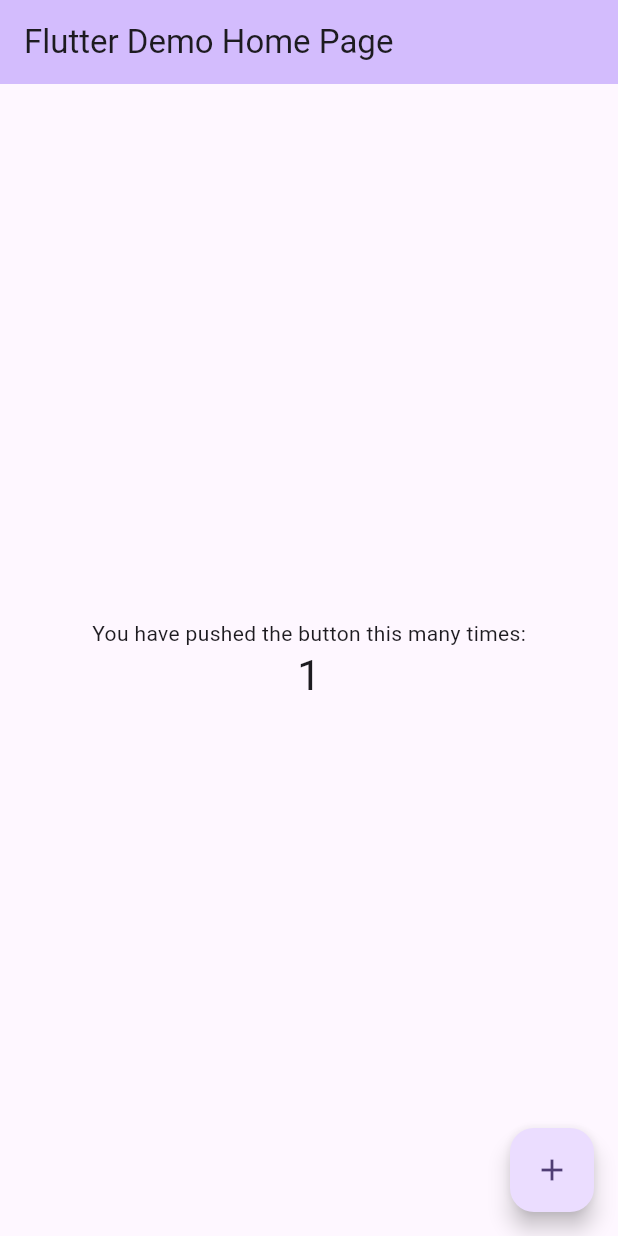
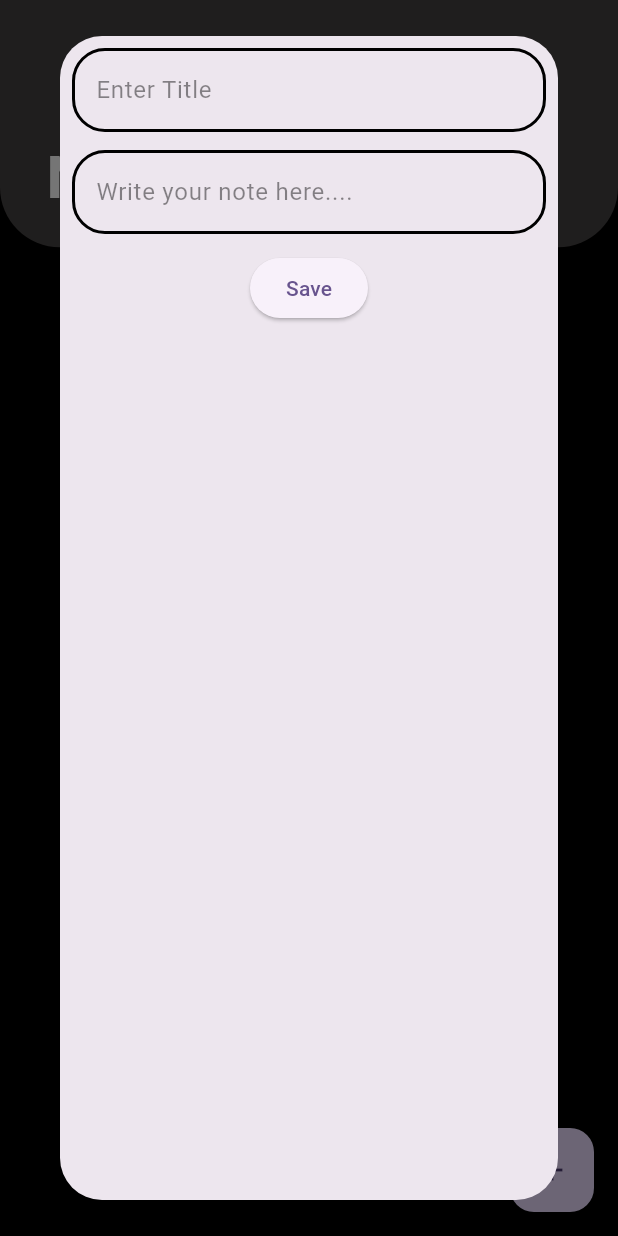
Before and after one commit to Hemant-05/Note_flutter, a Flutter app: the screen it shows after launch, after a tap on the "add" icon, on a phone screen of 412 x 824 dp. Run offline on Flutter 3.47's test engine with Material 3 defaults, Android fonts, the phone set to English and light mode, and no system bars; our stand-ins replace sqflite; accounts and stored records are empty.

Commit message:
add & delete operation

```diff
--- /dev/null
+++ b/lib/Custom/custom_item.dart
@@ -0,0 +1,120 @@
+import 'package:flutter/cupertino.dart';
+import 'package:flutter/material.dart';
+import 'package:note/Database/DatabaseHelper.dart';
+import 'package:note/Resources/NoteModel.dart';
+
+showNewCusDialog(BuildContext context) {
+  TextEditingController titleCon = TextEditingController();
+  TextEditingController contentCon = TextEditingController();
+  showDialog(
+    context: context,
+    builder: (context) {
+      return Dialog(
+        child: Padding(
+          padding: const EdgeInsets.all(8.0),
+          child: Column(
+            children: [
+              cusTextField('Enter Title', titleCon),
+              hGap(12),
+              cusTextField('Write your note here....', contentCon),
+              hGap(12),
+              ElevatedButton(
+                  onPressed: () async {
+                    var time = DateTime.timestamp();
+                    var date = DateTime.now();
+                    var title = titleCon.text.toString();
+                    var content = contentCon.text.toString();
+                    if (!title.isEmpty) {
+                      Note note = Note(
+                          title: '$title',
+                          content: '$content',
+                          date: '$date',
+                          time: '$time');
+                      int a = await DatabaseHelper().insertNote(note);
+                      print('$a');
+                      Navigator.pop(context);
+                    } else {
+                      showCusSnackBar(context, 'Write something');
+                      Navigator.pop(context);
+                    }
+                  },
+                  child: Text('Save'))
+            ],
+          ),
+        ),
+      );
+    },
+  );
+}
+
+showCusDeleteDialog(BuildContext context, int? id) {
+  showDialog(
+    context: context,
+    builder: (context) {
+      return AlertDialog(
+        icon: Icon(Icons.delete_forever_outlined),
+        title: Text('Delete'),
+        actions: [
+          ElevatedButton(
+              onPressed: () {
+                showCusSnackBar(context, 'Note Deleted !');
+                Navigator.pop(context);
+              },
+              child: Icon(Icons.add)),
+          ElevatedButton(
+              onPressed: () async {
+                int c = await DatabaseHelper().deleteNote(id!);
+                if(c != 0){
+                  showCusSnackBar(context, 'Deleted Successfully....');
+                }else{
+                  showCusSnackBar(context,'Some Error !!');
+                }
+                Navigator.pop(context);
+              },
+              child: Icon(
+                Icons.done,
+              )),
+        ],
+      );
+    },
+  );
+}
+
+Widget hGap(double x) {
+  return SizedBox(height: x);
+}
+
+Widget cusTextField(String label, TextEditingController controller) {
+  return Container(
+    constraints: const BoxConstraints(maxWidth: 400),
+    child: TextField(
+      controller: controller,
+      decoration: InputDecoration(
+        label: Text(
+          label,
+          style: TextStyle(color: Colors.black45),
+        ),
+        enabledBorder: OutlineInputBorder(
+          borderSide: const BorderSide(
+            color: Colors.black,
+            width: 2,
+          ),
+          borderRadius: BorderRadius.circular(22),
+        ),
+        focusedBorder: OutlineInputBorder(
+          borderSide: const BorderSide(
+            color: Colors.black,
+            width: 2,
+          ),
+          borderRadius: BorderRadius.circular(22),
+        ),
+      ),
+    ),
+  );
+}
+
+showCusSnackBar(BuildContext context, String text) {
+  ScaffoldMessenger.of(context).showSnackBar(SnackBar(
+    content: Text('$text'),
+  ));
+}
--- /dev/null
+++ b/lib/Database/DatabaseHelper.dart
@@ -0,0 +1,47 @@
+import 'dart:io';
+import 'package:note/Resources/NoteModel.dart';
+import 'package:path_provider/path_provider.dart';
+import 'package:sqflite/sqflite.dart';
+import 'package:path/path.dart';
+import 'package:sqflite/sqlite_api.dart';
+
+class DatabaseHelper{
+  static final _dbName = 'note_db';
+  static final _dbVersion = 1;
+  static Database? _database;
+  // final DatabaseHelper helper = DatabaseHelper();
+
+  Future<Database> get database async{
+    if(_database != null) return _database!;
+    _database = await _initDB();
+    return _database!;
+  }
+  _initDB() async{
+    Directory directory = await getApplicationDocumentsDirectory();
+    String path = join(directory.path,_dbName); // join function is not recognized directly first we import path package and than use it.
+    return await openDatabase(path,onCreate:(Database db, int version) async{
+      await db.execute('''create table notes(id integer primary key autoincrement,title text,content text,date text, time text)''');
+    },version: _dbVersion);
+  }
+
+  // for inserting a note
+  Future<int> insertNote(Note note) async{
+    Database db = await database;
+    return await db.insert('notes', note.toJson());
+  }
+
+  //for retrieve all notes
+Future<List<Note>> getNotes() async{
+    Database db = await database;
+    List<Map<String,dynamic>> notes = await db.query('notes');
+    return List.generate(notes.length, (i) => Note.fromJson(notes[i]));
+}
+Future<int> updateNote(Note note) async{
+    Database db = await database;
+    return await db.update('notes', note.toJson(),where: 'id = ?',whereArgs: [note.id]);
+}
+Future<int> deleteNote(int id) async{
+    Database db = await database;
+    return await db.delete('notes',where : 'id = ?',whereArgs: [id]);
+}
+}
--- /dev/null
+++ b/lib/Resources/Colors.dart
@@ -0,0 +1,4 @@
+import 'dart:ui';
+
+final bgColor = Color.fromARGB(255, 68, 65, 65);
+final textColor = Color.fromARGB(255, 255, 255, 255);
--- /dev/null
+++ b/lib/Resources/NoteModel.dart
@@ -0,0 +1,31 @@
+class Note{
+   final int? id;
+   String title;
+   String content;
+   String date;
+   String time;
+  Note(
+   {this.id,
+    required this.title,
+    required this.content,
+    required this.date,
+    required this.time
+});
+  factory Note.fromJson(Map<String,dynamic> json){
+    return Note(
+      id : json['id'],
+      title : json['title'],
+      content : json['content'],
+      date : json['date'],
+      time : json['time'],);
+  }
+  Map<String,dynamic> toJson(){
+    var data = <String,dynamic>{};
+    data['id'] = id;
+    data['title'] = title;
+    data['content'] = content;
+    data['date'] = date;
+    data['time'] = time;
+    return data;
+  }
+}
--- /dev/null
+++ b/lib/Screens/HomeScreen.dart
@@ -0,0 +1,96 @@
+import 'package:flutter/material.dart';
+import 'package:note/Custom/custom_item.dart';
+import 'package:note/Database/DatabaseHelper.dart';
+import 'package:note/Resources/Colors.dart';
+import 'package:note/Resources/NoteModel.dart';
+
+class HomeScreen extends StatefulWidget {
+  const HomeScreen({super.key});
+
+  @override
+  State<HomeScreen> createState() => _HomeScreenState();
+}
+
+class _HomeScreenState extends State<HomeScreen> {
+  bool isSearch = false;
+  final dbHelper = DatabaseHelper();
+  List<Note>? list;
+
+  @override
+  Widget build(BuildContext context) {
+    final size = MediaQuery.of(context).size;
+    return Scaffold(
+      backgroundColor: Colors.black,
+      body: Column(
+        children: [
+          AppBar(context, size),
+          Expanded(child: ListBuilder(context))
+        ],
+      ),
+      floatingActionButton: FloatingActionButton(
+        onPressed: (){
+          showNewCusDialog(context);
+        },
+        child: Icon(Icons.add),
+        tooltip: 'Add new task',
+      )
+    );
+  }
+  Widget ListBuilder(BuildContext context)  {
+    return FutureBuilder(future: dbHelper.getNotes(), builder: (context, snapshot) {
+      if(snapshot.data != null) {
+        list = snapshot.data;
+        return ListView.builder(itemCount: list?.length,
+          itemBuilder: (context, index) {
+            return Container(
+              color: Colors.grey,
+              margin: EdgeInsets.symmetric(vertical: 4,horizontal: 8),
+              child: ListTile(
+                onLongPress: (){
+                  showCusDeleteDialog(context, list![index].id);
+                },
+                leading: Text('${index+1}'),
+                title: Text('${list?[index].title}'),
+                subtitle: Text('${list?[index].content}'),
+                trailing: Text('${list?[index].date}'),
+              ),
+            );
+          },);
+      }else{
+        return Center(
+          child: CircularProgressIndicator(),
+        );
+      }
+    },);
+  }
+
+  Widget AppBar(BuildContext context, Size size) {
+    return Container(
+      width: size.width,
+      height: size.height * .2,
+      alignment: Alignment.bottomCenter,
+      decoration: BoxDecoration(
+          color: bgColor,
+          borderRadius: const BorderRadius.only(
+              bottomLeft: Radius.circular(40),
+              bottomRight: Radius.circular(40))),
+      child: Container(
+        constraints: BoxConstraints(maxWidth: size.width * .85),
+        padding: const EdgeInsets.symmetric(vertical: 18),
+        child: const Row(
+          mainAxisAlignment: MainAxisAlignment.spaceBetween,
+          crossAxisAlignment: CrossAxisAlignment.end,
+          children: [
+            Text(
+              'Note',
+              style: TextStyle(
+                  fontSize: 40,
+                  color: Colors.white,
+                  fontWeight: FontWeight.bold),
+            ),
+          ],
+        ),
+      ),
+    );
+  }
+}
--- a/lib/main.dart
+++ b/lib/main.dart
@@ -1,6 +1,8 @@
 import 'package:flutter/material.dart';
+import 'package:note/Screens/HomeScreen.dart';
 
 void main() {
+  WidgetsFlutterBinding.ensureInitialized();
   runApp(const MyApp());
 }
 
@@ -13,113 +15,10 @@ class MyApp extends StatelessWidget {
     return MaterialApp(
       title: 'Flutter Demo',
       theme: ThemeData(
-        // This is the theme of your application.
-        //
-        // TRY THIS: Try running your application with "flutter run". You'll see
-        // the application has a blue toolbar. Then, without quitting the app,
-        // try changing the seedColor in the colorScheme below to Colors.green
-        // and then invoke "hot reload" (save your changes or press the "hot
-        // reload" button in a Flutter-supported IDE, or press "r" if you used
-        // the command line to start the app).
-        //
-        // Notice that the counter didn't reset back to zero; the application
-        // state is not lost during the reload. To reset the state, use hot
-        // restart instead.
-        //
-        // This works for code too, not just values: Most code changes can be
-        // tested with just a hot reload.
         colorScheme: ColorScheme.fromSeed(seedColor: Colors.deepPurple),
         useMaterial3: true,
       ),
-      home: const MyHomePage(title: 'Flutter Demo Home Page'),
+      home: const HomeScreen(),
     );
   }
 }
-
-class MyHomePage extends StatefulWidget {
-  const MyHomePage({super.key, required this.title});
-
-  // This widget is the home page of your application. It is stateful, meaning
-  // that it has a State object (defined below) that contains fields that affect
-  // how it looks.
-
-  // This class is the configuration for the state. It holds the values (in this
-  // case the title) provided by the parent (in this case the App widget) and
-  // used by the build method of the State. Fields in a Widget subclass are
-  // always marked "final".
-
-  final String title;
-
-  @override
-  State<MyHomePage> createState() => _MyHomePageState();
-}
-
-class _MyHomePageState extends State<MyHomePage> {
-  int _counter = 0;
-
-  void _incrementCounter() {
-    setState(() {
-      // This call to setState tells the Flutter framework that something has
-      // changed in this State, which causes it to rerun the build method below
-      // so that the display can reflect the updated values. If we changed
-      // _counter without calling setState(), then the build method would not be
-      // called again, and so nothing would appear to happen.
-      _counter++;
-    });
-  }
-
-  @override
-  Widget build(BuildContext context) {
-    // This method is rerun every time setState is called, for instance as done
-    // by the _incrementCounter method above.
-    //
-    // The Flutter framework has been optimized to make rerunning build methods
-    // fast, so that you can just rebuild anything that needs updating rather
-    // than having to individually change instances of widgets.
-    return Scaffold(
-      appBar: AppBar(
-        // TRY THIS: Try changing the color here to a specific color (to
-        // Colors.amber, perhaps?) and trigger a hot reload to see the AppBar
-        // change color while the other colors stay the same.
-        backgroundColor: Theme.of(context).colorScheme.inversePrimary,
-        // Here we take the value from the MyHomePage object that was created by
-        // the App.build method, and use it to set our appbar title.
-        title: Text(widget.title),
-      ),
-      body: Center(
-        // Center is a layout widget. It takes a single child and positions it
-        // in the middle of the parent.
-        child: Column(
-          // Column is also a layout widget. It takes a list of children and
-          // arranges them vertically. By default, it sizes itself to fit its
-          // children horizontally, and tries to be as tall as its parent.
-          //
-          // Column has various properties to control how it sizes itself and
-          // how it positions its children. Here we use mainAxisAlignment to
-          // center the children vertically; the main axis here is the vertical
-          // axis because Columns are vertical (the cross axis would be
-          // horizontal).
-          //
-          // TRY THIS: Invoke "debug painting" (choose the "Toggle Debug Paint"
-          // action in the IDE, or press "p" in the console), to see the
-          // wireframe for each widget.
-          mainAxisAlignment: MainAxisAlignment.center,
-          children: <Widget>[
-            const Text(
-              'You have pushed the button this many times:',
-            ),
-            Text(
-              '$_counter',
-              style: Theme.of(context).textTheme.headlineMedium,
-            ),
-          ],
-        ),
-      ),
-      floatingActionButton: FloatingActionButton(
-        onPressed: _incrementCounter,
-        tooltip: 'Increment',
-        child: const Icon(Icons.add),
-      ), // This trailing comma makes auto-formatting nicer for build methods.
-    );
-  }
-}
--- a/pubspec.yaml
+++ b/pubspec.yaml
@@ -35,6 +35,8 @@ dependencies:
   # The following adds the Cupertino Icons font to your application.
   # Use with the CupertinoIcons class for iOS style icons.
   cupertino_icons: ^1.0.2
+  sqflite: ^2.3.0
+  path_provider: ^2.1.1
 
 dev_dependencies:
   flutter_test:
```
Also changed, not shown: pubspec.lock, 1 other file.
